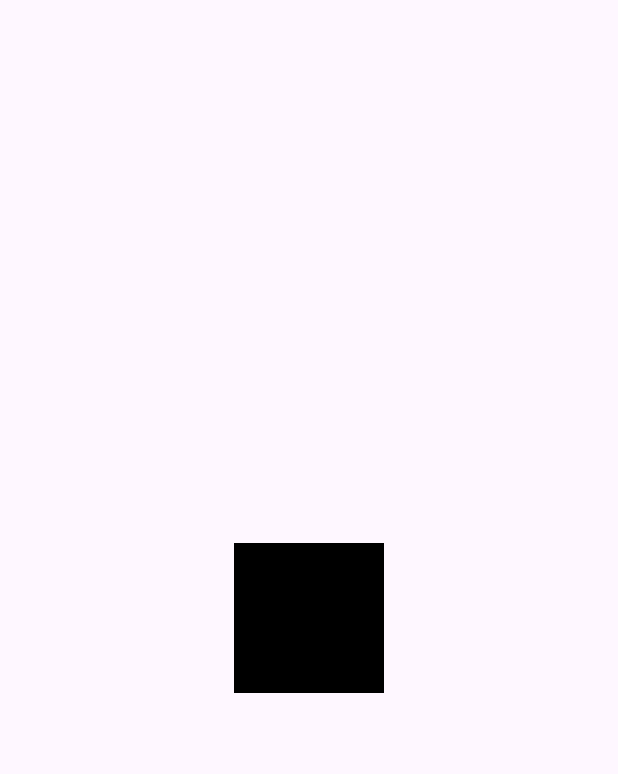
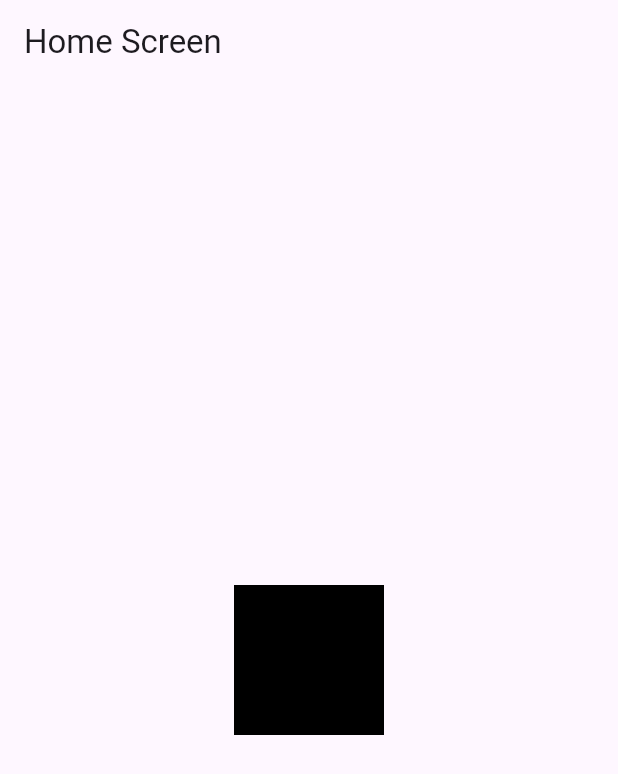
Before and after one commit to TheMalrok/flutter_login_auth_home_classes, a Flutter app: the screen it shows after launch, after a tap on "Login", on a phone screen of 412 x 824 dp. Shown: the top 774 px of the screen. Run offline on Flutter 3.47's test engine with Material 3 defaults, Android fonts, the phone set to English and light mode, and no system bars.

Commit message:
zmiana navigatora na home screen

```diff
--- a/lib/screens/home_screen.dart
+++ b/lib/screens/home_screen.dart
@@ -7,6 +7,9 @@ class HomeScreen extends StatelessWidget {
   @override
   Widget build(BuildContext context) {
     return Scaffold(
+      appBar: AppBar(
+        title: const Text('Home Screen'),
+      ),
       body: Center(
         child: ColorBox(color: Colors.black, size: 100),
       ),
--- a/lib/screens/login_screen.dart
+++ b/lib/screens/login_screen.dart
@@ -94,8 +94,8 @@ class _LoginScreenState extends State<LoginScreen> {
 }
 
 void _goToHomeScreen(BuildContext context) {
-  Navigator.of(context)
-      .push(MaterialPageRoute(builder: (context) => const HomeScreen()));
+  Navigator.of(context).pushReplacement(
+      MaterialPageRoute(builder: (context) => const HomeScreen()));
 }
 
 void _goToRegisterScreen(BuildContext context) {
```
